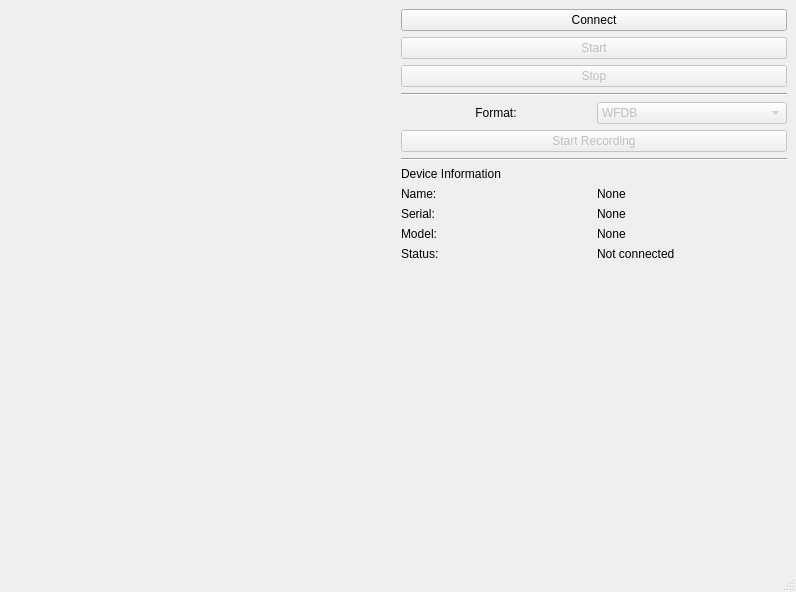
Above: src/ui/main_window.ui from mcsltd/mcs-inRat-monitor before the change. Below: the same form after it.
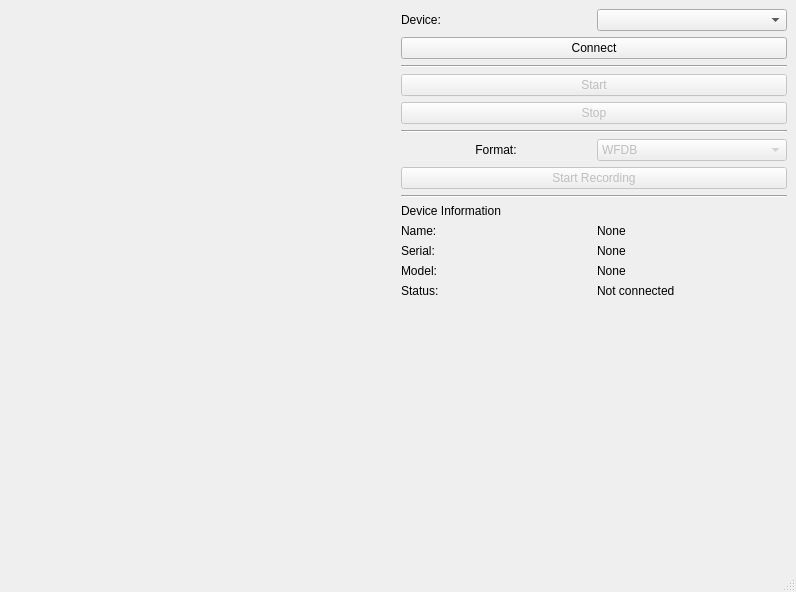
That is the form after the change. Custom widgets are drawn as their Qt base class.

Commit message: feature(scanner): update logic for reconnect device

The edit to the form file:
```diff
--- a/src/ui/main_window.ui
+++ b/src/ui/main_window.ui
@@ -25,12 +25,33 @@
     <item row="0" column="1">
      <layout class="QVBoxLayout" name="verticalLayout">
       <item>
-       <widget class="QPushButton" name="pushButtonManage">
+       <layout class="QHBoxLayout" name="horizontalLayout_3">
+        <item>
+         <widget class="QLabel" name="labelDevice">
+          <property name="text">
+           <string>Device:</string>
+          </property>
+         </widget>
+        </item>
+        <item>
+         <widget class="QComboBox" name="comboBoxDevice"/>
+        </item>
+       </layout>
+      </item>
+      <item>
+       <widget class="QPushButton" name="pushButtonConnect">
         <property name="text">
          <string>Connect</string>
         </property>
        </widget>
       </item>
+      <item>
+       <widget class="Line" name="line_3">
+        <property name="orientation">
+         <enum>Qt::Orientation::Horizontal</enum>
+        </property>
+       </widget>
+      </item>
       <item>
        <widget class="QPushButton" name="pushButtonStart">
         <property name="enabled">
```
The commit also changes 4 other files.
